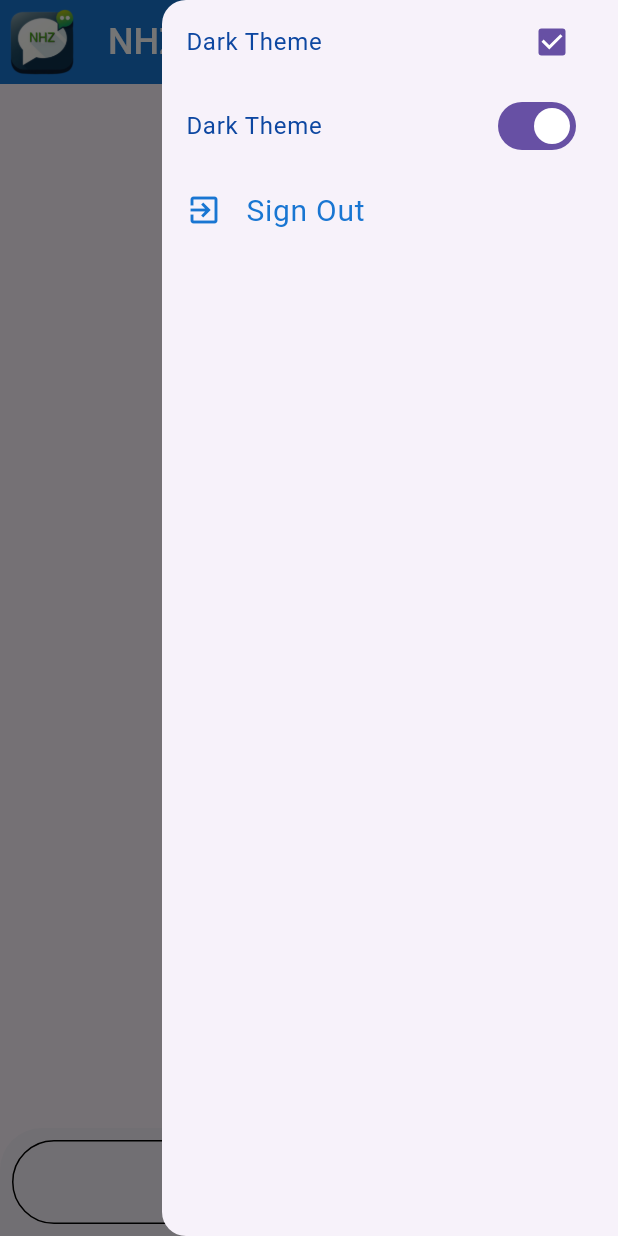
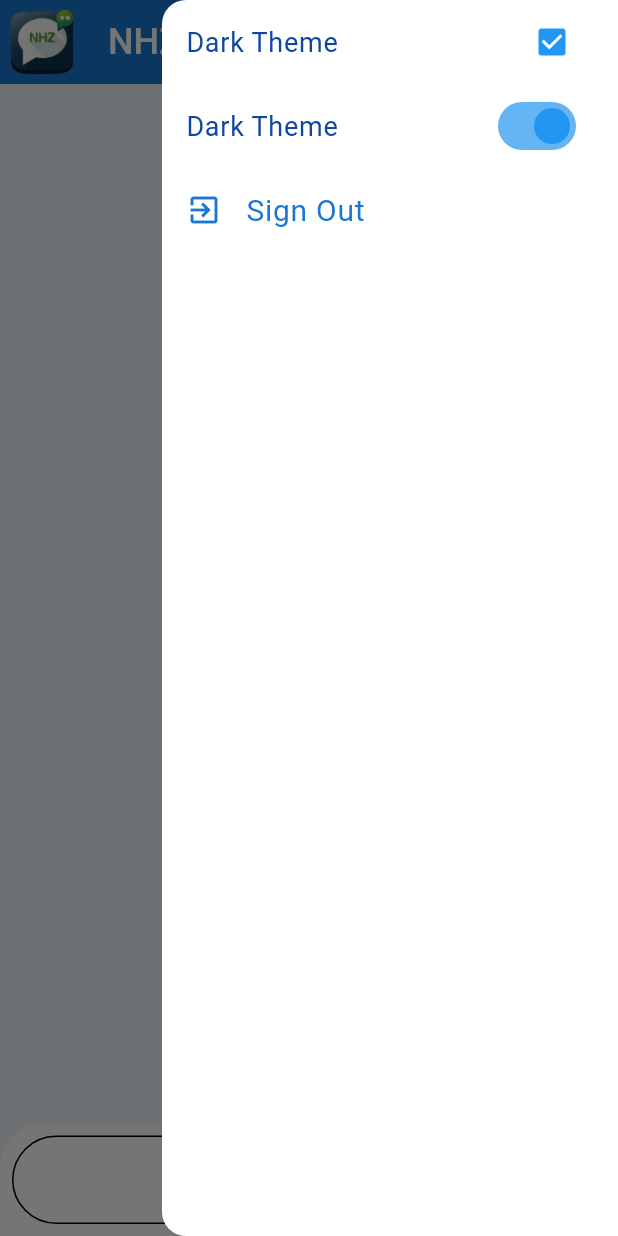
Before and after one commit to saefoclash1997/NHZ-Chat, a Flutter app: the ChatScreen screen opened directly, in the side drawer, after a tap on "Dark Theme", on a phone screen of 412 x 824 dp. Run offline on Flutter 3.47's test engine with Material 3 defaults, Android fonts, the phone set to English and light mode, and no system bars; our stand-ins replace animated_text_kit, cloud_firestore, firebase_auth, firebase_core, flutter_spinkit, flutter_staggered_animations and 4 more; accounts and stored records are empty; Roboto replaces fonts that are missing (times).

Commit message:
setting uo Onboarding

```diff
--- a/lib/components/custom_drawer.dart
+++ b/lib/components/custom_drawer.dart
@@ -1,28 +1,26 @@
 import 'package:flutter/material.dart';
 import 'package:nhz_chat/authentication_services.dart';
 import 'package:nhz_chat/constants.dart';
+import 'package:provider/provider.dart';
 
-class CustomDrawer extends StatefulWidget {
+import '../provider/theme_provider.dart';
+
+class CustomDrawer extends StatelessWidget {
   const CustomDrawer({super.key});
 
   @override
-  State<CustomDrawer> createState() => _CustomDrawerState();
-}
 
-class _CustomDrawerState extends State<CustomDrawer> {
-  bool isChecked = false;
-  @override
   Widget build(BuildContext context) {
+    final themeProvider = Provider.of<ThemeProvider>(context);
+
     return Drawer(
       //  backgroundColor: Colors.white.withOpacity(0.5),
       child: ListView(
         children: [
           CheckboxListTile(
-            value: isChecked,
+            value: themeProvider.getTheme(),
             onChanged: (val) {
-              setState(() {
-                isChecked = !isChecked;
-              });
+              themeProvider.toggleTheme();
             },
             title: Text(
               "Dark Theme",
@@ -31,11 +29,11 @@ class _CustomDrawerState extends State<CustomDrawer> {
           ),
           SwitchListTile(
             onChanged: (val) {
-              setState(() {
-                isChecked = !isChecked;
-              });
+              themeProvider.toggleTheme();
+
             },
-            value: isChecked,
+            value:               themeProvider.getTheme()
+            ,
             title: Text(
               "Dark Theme",
               style: TextStyle(color: kDarkBlue2, fontFamily: "times"),
--- a/lib/constants.dart
+++ b/lib/constants.dart
@@ -16,3 +16,11 @@ LinearGradient kDarkGradient = LinearGradient(
   begin: AlignmentGeometry.topCenter,
   end: AlignmentGeometry.bottomCenter,
 );
+
+
+TextStyle ts = TextStyle(
+  color:  Colors.white,
+  fontSize: 22
+
+
+);
--- a/lib/main.dart
+++ b/lib/main.dart
@@ -1,5 +1,10 @@
 import 'package:firebase_core/firebase_core.dart';
 import 'package:flutter/material.dart';
+import 'package:nhz_chat/provider/theme_provider.dart';
+import 'package:nhz_chat/screens/on_boarding_screen.dart';
+import 'package:nhz_chat/themes.dart';
+import 'package:shared_preferences/shared_preferences.dart';
+import 'package:provider/provider.dart';
 import 'authentication_wrapper.dart';
 
 Future<void> main() async {
@@ -8,16 +13,65 @@ Future<void> main() async {
   runApp(const MyApp());
 }
 
-class MyApp extends StatelessWidget {
+class MyApp extends StatefulWidget {
   const MyApp({super.key});
 
   @override
+  State<MyApp> createState() => _MyAppState();
+}
+
+class _MyAppState extends State<MyApp> {
+  bool firstRun = false;
+
+  checkFirstRun() async {
+    final SharedPreferences prefs = await SharedPreferences.getInstance();
+    setState(() {
+      firstRun = prefs.getBool("firstRun") ?? false;
+    });
+    prefs.setBool("firstRun", true);
+  }
+
+  @override
+  void initState() {
+    checkFirstRun();
+    super.initState();
+  }
+
+  @override
   Widget build(BuildContext context) {
-    return MaterialApp(
+    return MultiProvider(
+      providers: [ChangeNotifierProvider(create: (_) => ThemeProvider())],
 
-      theme: true ? ThemeData.light() : ThemeData.dark(),
-      debugShowCheckedModeBanner: false,
-      home: AuthenticationWrapper(),
+      builder: (context, child) {
+        final themeProvider = Provider.of<ThemeProvider>(context);
+
+        return MaterialApp(
+          theme: themeProvider.getTheme()
+              ? lightTheme
+              : darkTheme,
+          debugShowCheckedModeBanner: false,
+          home: firstRun ? AuthenticationWrapper() : OnBoardingScreen(),
+        );
+      },
     );
   }
+  // @override
+  // Widget build(BuildContext context) {
+  //   return MultiProvider(
+  //     providers: [
+  //       ChangeNotifierProvider(create: (_) => ThemeProvider()),
+  //     ],
+  //     child: Consumer<ThemeProvider>(
+  //       builder: (context, themeProvider, child) {
+  //         return MaterialApp(
+  //           theme: themeProvider.getTheme()
+  //               ? ThemeData.light()
+  //               : ThemeData.dark(),
+  //           debugShowCheckedModeBanner: false,
+  //           home: firstRun ? AuthenticationWrapper() : OnBoardingScreen(),
+  //         );
+  //       },
+  //     ),
+  //   );
+  // }
 }
--- /dev/null
+++ b/lib/provider/theme_provider.dart
@@ -0,0 +1,13 @@
+import 'package:flutter/material.dart';
+
+class ThemeProvider with ChangeNotifier{
+  bool _isDarkTheme = false;
+
+  bool getTheme ()=> _isDarkTheme;
+
+  toggleTheme(){
+    _isDarkTheme = !_isDarkTheme;
+    notifyListeners();
+  }
+
+}
--- a/lib/screens/chat_screen.dart
+++ b/lib/screens/chat_screen.dart
@@ -99,7 +99,7 @@ class ChatScreen extends StatelessWidget {
 
               return ListView.builder(
               reverse: true,
-               scrollDirection: Axis.horizontal,
+          //     scrollDirection: Axis.horizontal,
                 padding: EdgeInsets.only(bottom: 80.0,left: 8.0,right: 8.0),
                   itemCount: data.length,
                   itemBuilder: (context, index) {
--- a/lib/screens/on_boarding_screen.dart
+++ b/lib/screens/on_boarding_screen.dart
@@ -3,6 +3,7 @@ import 'package:flutter_staggered_animations/flutter_staggered_animations.dart';
 import 'package:lottie/lottie.dart';
 import 'package:nhz_chat/constants.dart';
 import 'package:nhz_chat/screens/welcome_screen.dart';
+import 'package:shared_preferences/shared_preferences.dart';
 import 'package:smooth_page_indicator/smooth_page_indicator.dart';
 
 class OnBoardingScreen extends StatefulWidget {
@@ -122,7 +123,11 @@ class _OnBoardingScreenState extends State<OnBoardingScreen> {
                 child: SizedBox(
                   width: MediaQuery.of(context).size.width / 2,
                   child: ElevatedButton(
-                    onPressed: () {
+                    onPressed: () async {
+                      final SharedPreferences prefs = await SharedPreferences.getInstance();
+
+                      prefs.setBool("firstRun",true);
+
                       Navigator.pushReplacement(context, MaterialPageRoute(builder: (context)=>WelcomeScreen()));
                     },
                     style: ElevatedButton.styleFrom(
--- /dev/null
+++ b/lib/themes.dart
@@ -0,0 +1,59 @@
+import 'package:flutter/material.dart';
+
+import 'constants.dart';
+
+final ThemeData lightTheme = ThemeData(
+  brightness: Brightness.light,
+  primaryColor: kLightBlue2,
+  scaffoldBackgroundColor: kLightBlue1.withOpacity(0.1),
+  appBarTheme: AppBarTheme(
+    backgroundColor: kLightBlue2,
+    foregroundColor: Colors.white,
+    elevation: 0,
+  ),
+  textTheme: TextTheme(
+    bodyLarge: TextStyle(color: Colors.black87, fontSize: 18),
+    bodyMedium: TextStyle(color: Colors.black87, fontSize: 16),
+    titleLarge: TextStyle(color: kLightBlue2, fontSize: 22, fontWeight: FontWeight.bold),
+  ),
+  switchTheme: SwitchThemeData(
+    thumbColor: WidgetStateProperty.all(kLightBlue2),
+    trackColor: WidgetStateProperty.all(kLightBlue1),
+  ),
+  checkboxTheme: CheckboxThemeData(
+    checkColor: WidgetStateProperty.all(Colors.white),
+    fillColor: WidgetStateProperty.all(kLightBlue2),
+  ),
+  colorScheme: ColorScheme.light(
+    primary: kLightBlue2,
+    secondary: kLightBlue1,
+  ),
+);
+
+final ThemeData darkTheme = ThemeData(
+  brightness: Brightness.dark,
+  primaryColor: kDarkBlue2,
+  scaffoldBackgroundColor: kDarkBlue1.withOpacity(0.3),
+  appBarTheme: AppBarTheme(
+    backgroundColor: kDarkBlue2,
+    foregroundColor: Colors.white,
+    elevation: 0,
+  ),
+  textTheme: TextTheme(
+    bodyLarge: TextStyle(color: Colors.white, fontSize: 18),
+    bodyMedium: TextStyle(color: Colors.white70, fontSize: 16),
+    titleLarge: TextStyle(color: kDarkBlue1, fontSize: 22, fontWeight: FontWeight.bold),
+  ),
+  switchTheme: SwitchThemeData(
+    thumbColor: WidgetStateProperty.all(kDarkBlue2),
+    trackColor: WidgetStateProperty.all(kDarkBlue1),
+  ),
+  checkboxTheme: CheckboxThemeData(
+    checkColor: WidgetStateProperty.all(Colors.white),
+    fillColor: WidgetStateProperty.all(kDarkBlue2),
+  ),
+  colorScheme: ColorScheme.dark(
+    primary: kDarkBlue2,
+    secondary: kDarkBlue1,
+  ),
+);
--- a/pubspec.yaml
+++ b/pubspec.yaml
@@ -23,6 +23,8 @@ dependencies:
   lottie: ^3.3.2
   smooth_page_indicator: ^1.2.1
   flutter_staggered_animations: ^1.1.1
+  shared_preferences: ^2.5.3
+  provider: ^6.1.5+1
 
 dev_dependencies:
   flutter_test:
```
Also changed, not shown: pubspec.lock, 1 other file.
